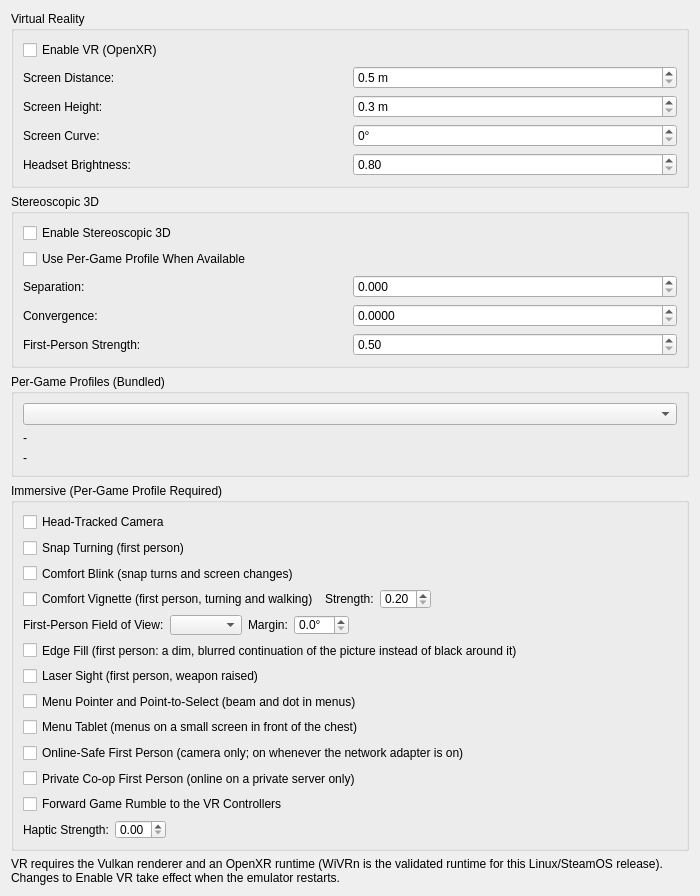
Qt form pcsx2-qt/Settings/VRSettingsWidget.ui (beadbeed/PenguinScreen2) before a commit.
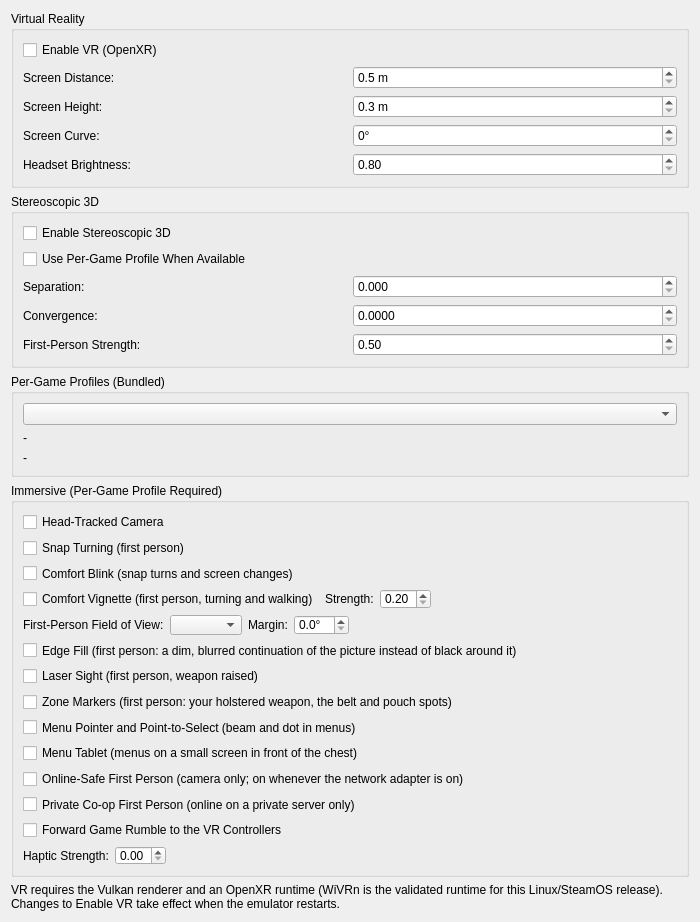
The same form after that commit.

Commit message: VR: zone markers: the holstered weapon at the hip (a long gun slung over the shoulder), the belt bag and the pouch rings

Diff of the .ui file:
```diff
--- a/pcsx2-qt/Settings/VRSettingsWidget.ui
+++ b/pcsx2-qt/Settings/VRSettingsWidget.ui
@@ -429,6 +429,13 @@
         </property>
        </widget>
       </item>
+      <item>
+       <widget class="QCheckBox" name="zoneMarkers">
+        <property name="text">
+         <string>Zone Markers (first person: your holstered weapon, the belt and pouch spots)</string>
+        </property>
+       </widget>
+      </item>
       <item>
        <widget class="QCheckBox" name="menuPointer">
         <property name="text">
```
Left out of the diff: 1 changed line with no effect on the pictures. The commit also changes 20 other files.
